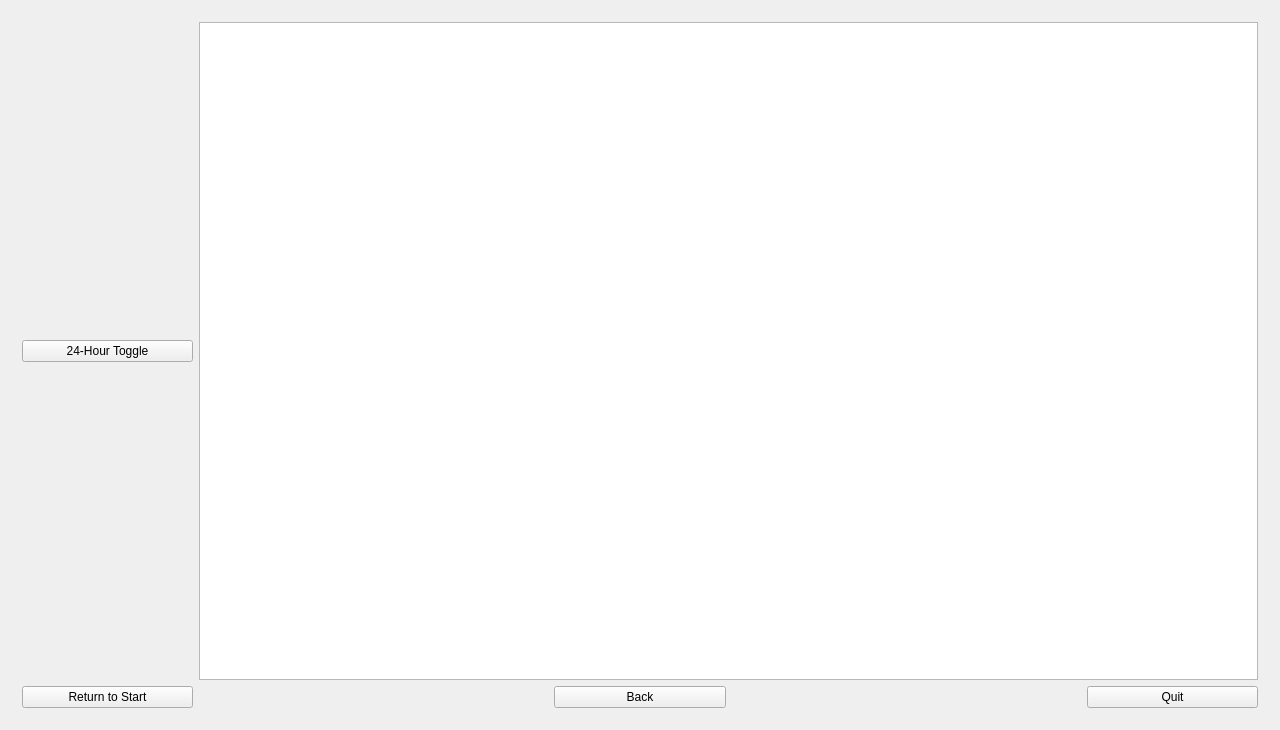
Qt form src/mainwindow.ui (Team-A-Prime/EECS_448_Project_1) before a commit.
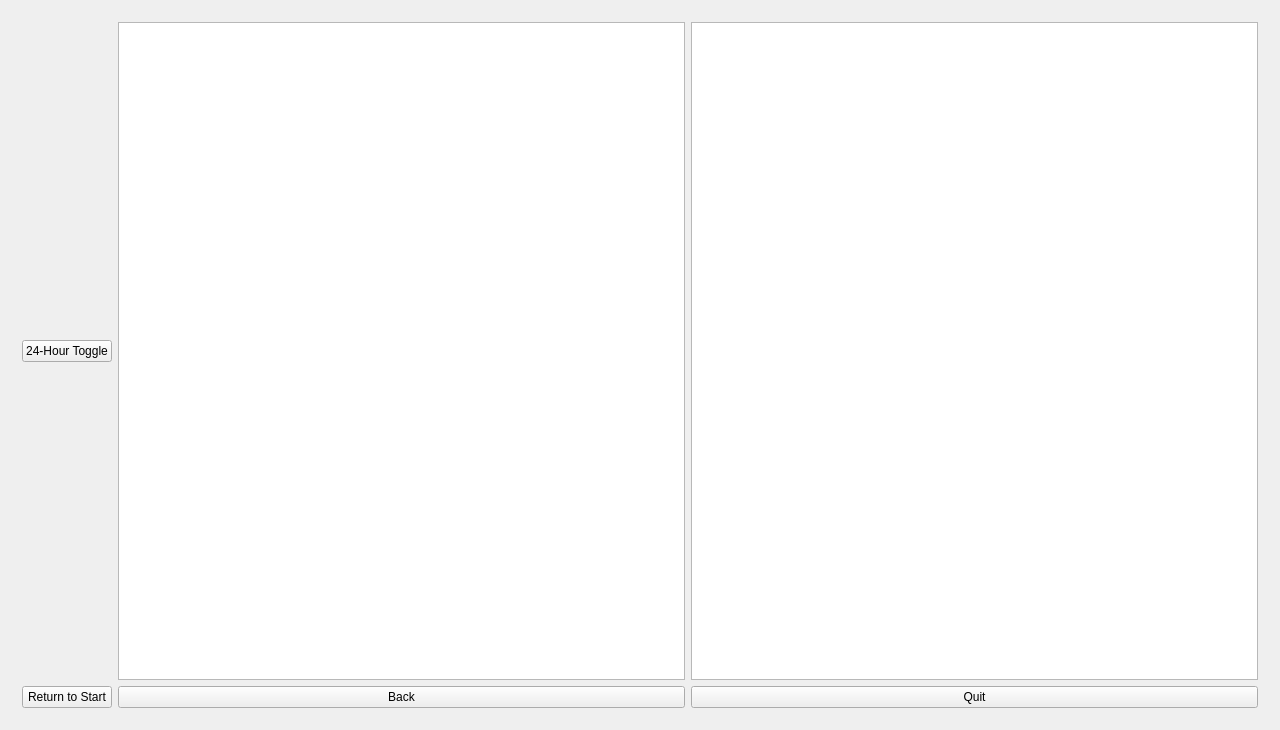
The same form after that commit. The open tabs and pages were chosen to show the change.

Commit message: Add a new table widget to show tasks

Patch:
```diff
--- a/src/mainwindow.ui
+++ b/src/mainwindow.ui
@@ -758,7 +758,7 @@
        <layout class="QGridLayout" name="gridLayout_5">
         <item row="1" column="0">
          <layout class="QGridLayout" name="gridLayout_4">
-          <item row="2" column="6">
+          <item row="2" column="2">
            <widget class="QPushButton" name="btnViewAttendanceQuit">
             <property name="text">
              <string>Quit</string>
@@ -772,7 +772,7 @@
             </property>
            </widget>
           </item>
-          <item row="2" column="3">
+          <item row="2" column="1">
            <widget class="QPushButton" name="btnViewAttendanceBack">
             <property name="text">
              <string>Back</string>
@@ -786,15 +786,11 @@
             </property>
            </widget>
           </item>
-          <item row="1" column="1" colspan="6">
-           <widget class="QTableWidget" name="tableWidget">
-            <property name="editTriggers">
-             <set>QAbstractItemView::NoEditTriggers</set>
-            </property>
-            <property name="alternatingRowColors">
-             <bool>true</bool>
-            </property>
-           </widget>
+          <item row="1" column="1">
+           <widget class="QTableWidget" name="tableTimeSlots"/>
+          </item>
+          <item row="1" column="2">
+           <widget class="QTableWidget" name="tableTasks"/>
           </item>
          </layout>
         </item>
```
Left out of the diff: 8 changed lines with no effect on the pictures. The commit also changes 2 other files.
